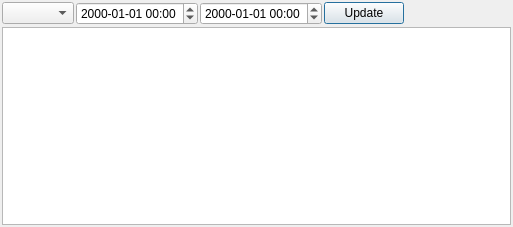
First picture: the form in src/extremevalues.ui, repository metno/kvhqc, before the edit.
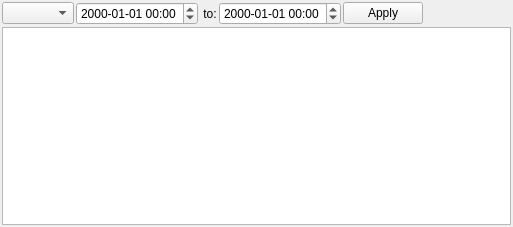
Second picture: the form after the edit. Custom widgets are drawn as their Qt base class.

Commit message: extreme values as dock widget

```diff
--- a/src/extremevalues.ui
+++ b/src/extremevalues.ui
@@ -1,7 +1,7 @@
 <?xml version="1.0" encoding="UTF-8"?>
 <ui version="4.0">
  <class>DialogExtremeValues</class>
- <widget class="QDialog" name="DialogExtremeValues">
+ <widget class="QWidget" name="DialogExtremeValues">
   <property name="geometry">
    <rect>
     <x>0</x>
@@ -36,7 +36,14 @@
       </widget>
      </item>
      <item>
-      <widget class="QDateTimeEdit" name="timeTo">
+      <widget class="QLabel" name="labelTo">
+       <property name="text">
+        <string> to:</string>
+       </property>
+      </widget>
+     </item>
+     <item>
+      <widget class="MiDateTimeEdit" name="timeTo">
        <property name="displayFormat">
         <string notr="true">yyyy-MM-dd hh:mm</string>
        </property>
@@ -45,7 +52,7 @@
      <item>
       <widget class="QPushButton" name="buttonUpdate">
        <property name="text">
-        <string>Update</string>
+        <string>Apply</string>
        </property>
       </widget>
      </item>
@@ -69,6 +76,13 @@
    </item>
   </layout>
  </widget>
+ <customwidgets>
+  <customwidget>
+   <class>MiDateTimeEdit</class>
+   <extends>QDateTimeEdit</extends>
+   <header>MiDateTimeEdit.hh</header>
+  </customwidget>
+ </customwidgets>
  <resources/>
  <connections/>
 </ui>
```
Left out of the diff: 28 changed lines with no effect on the pictures. The commit also changes 9 other files.
